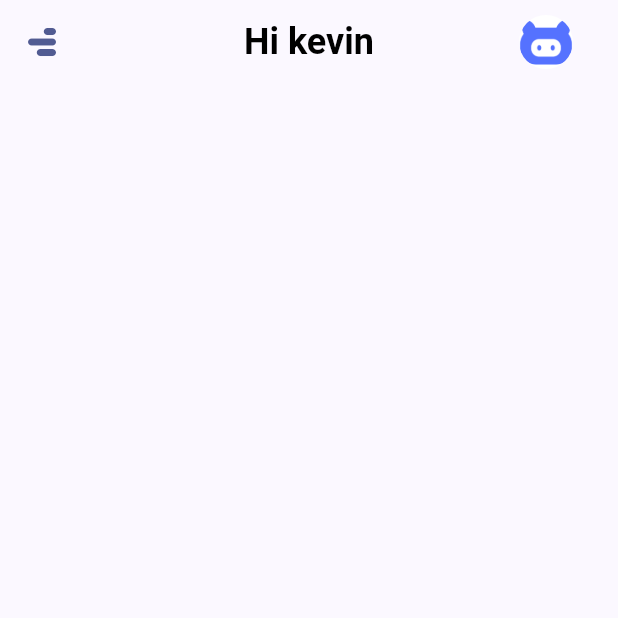
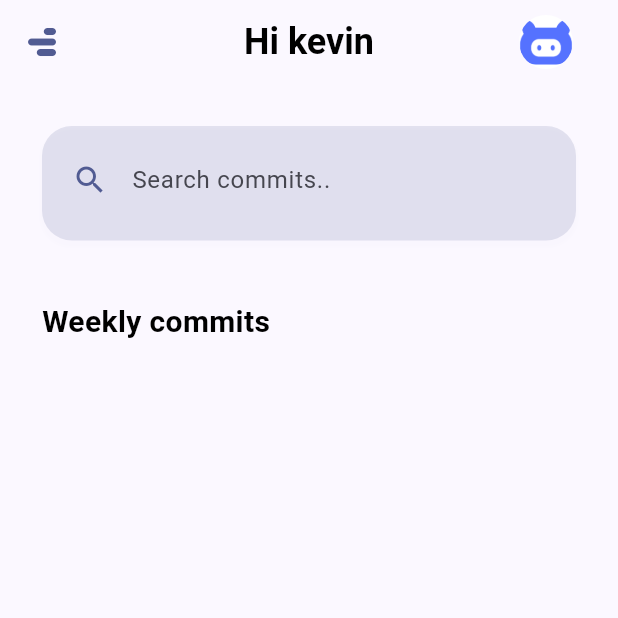
Before and after one commit to kevinlopezs/gitclic, a Flutter app: the HomePage screen opened by its route, on a phone screen of 412 x 824 dp, the top half of it. Run offline on Flutter 3.47's test engine with Material 3 defaults, Android fonts, the phone set to English and light mode, and no system bars; our stand-ins replace flutter_screenutil, get, lottie.

Commit message:
FIX: Fix widgets tree for custom AppBar. Description: Bug fixed when you create a custom AppBar with flutter is necessary to create a body parameter to used as a custom widget.

```diff
--- a/lib/presentation/global_widgets/custom_appbar.dart
+++ b/lib/presentation/global_widgets/custom_appbar.dart
@@ -5,7 +5,9 @@ import 'package:gitclic/presentation/global_widgets/custom_slide_menu.dart';
 import 'package:gitclic/presentation/themes/app_text_styles.dart';
 
 class CustomAppBar extends StatelessWidget implements PreferredSize {
-  const CustomAppBar({super.key});
+  const CustomAppBar({super.key, this.body});
+
+  final Widget? body;
 
   @override
   Widget build(BuildContext context) {
@@ -42,6 +44,7 @@ class CustomAppBar extends StatelessWidget implements PreferredSize {
         ],
       ),
       drawer: const SlideMenu(),
+      body: body,
     );
   }
 
@@ -50,5 +53,5 @@ class CustomAppBar extends StatelessWidget implements PreferredSize {
   Widget get child => throw UnimplementedError();
 
   @override
-  Size get preferredSize => Size.fromHeight(500.sh);
+  Size get preferredSize => Size.fromHeight(10.sh);
 }
--- a/lib/presentation/home/home_page.dart
+++ b/lib/presentation/home/home_page.dart
@@ -1,6 +1,7 @@
 import 'package:flutter/material.dart';
+import 'package:flutter_screenutil/flutter_screenutil.dart';
+import 'package:get/get.dart';
 import 'package:gitclic/presentation/global_widgets/custom_appbar.dart';
-import 'package:gitclic/presentation/global_widgets/custom_slide_menu.dart';
 import 'package:gitclic/presentation/themes/app_text_styles.dart';
 
 class HomePage extends StatelessWidget {
@@ -9,16 +10,64 @@ class HomePage extends StatelessWidget {
   @override
   Widget build(BuildContext context) {
     return Scaffold(
-      appBar: const CustomAppBar(),
+      appBar: CustomAppBar(
         body: SafeArea(
             child: Container(
           margin: const EdgeInsets.all(8.0),
-        child: const Column(
+          child: Column(
             mainAxisAlignment: MainAxisAlignment.start,
             crossAxisAlignment: CrossAxisAlignment.start,
-          children: [],
+            children: [
+              //This is a card for search engine
+              Padding(
+                padding: const EdgeInsets.all(20.0),
+                child: Container(
+                  decoration: BoxDecoration(
+                    color: Get.theme.primaryColor.withOpacity(0.15),
+                    borderRadius: BorderRadius.circular(20.0),
+                    boxShadow: [
+                      BoxShadow(
+                        color: Get.theme.primaryColor.withOpacity(0.01),
+                        spreadRadius: 1,
+                        blurRadius: 1,
+                        offset: const Offset(0, 3),
+                      ),
+                    ],
+                  ),
+                  height: 100.h,
+                  width: double.infinity,
+                  child: Padding(
+                    padding: const EdgeInsets.all(8.0),
+                    child: TextFormField(
+                      decoration: InputDecoration(
+                        label: const Text('Search commits..'),
+                        prefixIcon: Icon(
+                          Icons.search,
+                          color: Get.theme.primaryColor,
+                        ),
+                        border: InputBorder.none,
+                      ),
+                      onChanged: (value) {},
+                      onTapOutside: (event) {
+                        FocusScope.of(context).unfocus();
+                      },
+                    ),
+                  ),
+                ),
+              ),
+
+              Padding(
+                padding: const EdgeInsets.all(20.0),
+                child: Text(
+                  textAlign: TextAlign.start,
+                  'Weekly commits',
+                  style: TextStyles.subtitleMedium(),
+                ),
+              )
+            ],
           ),
         )),
+      ),
     );
   }
 }
--- a/lib/presentation/themes/app_text_styles.dart
+++ b/lib/presentation/themes/app_text_styles.dart
@@ -5,6 +5,8 @@ class TextStyles {
   //This is for titles
   static const double titleMediumSize = 24.0;
   static const double titleSmallSize = 16.0;
+  //This is for subtitles
+  static const double subtitleMediumSize = 20.0;
   //This is for paragraphs
   static const double bodySmallSize = 14.0;
   //This is for buttons
@@ -21,6 +23,13 @@ class TextStyles {
         fontSize: titleSmallSize, fontWeight: FontWeight.bold, color: color);
   }
 
+  static TextStyle subtitleMedium({Color color = Colors.black}) {
+    return TextStyle(
+        fontSize: subtitleMediumSize,
+        fontWeight: FontWeight.bold,
+        color: color);
+  }
+
   static TextStyle labelSmall({Color color = Colors.black}) {
     return TextStyle(fontSize: labelSmallSize, color: color);
   }
```
Lines whose indentation alone changed are shown as unchanged.
